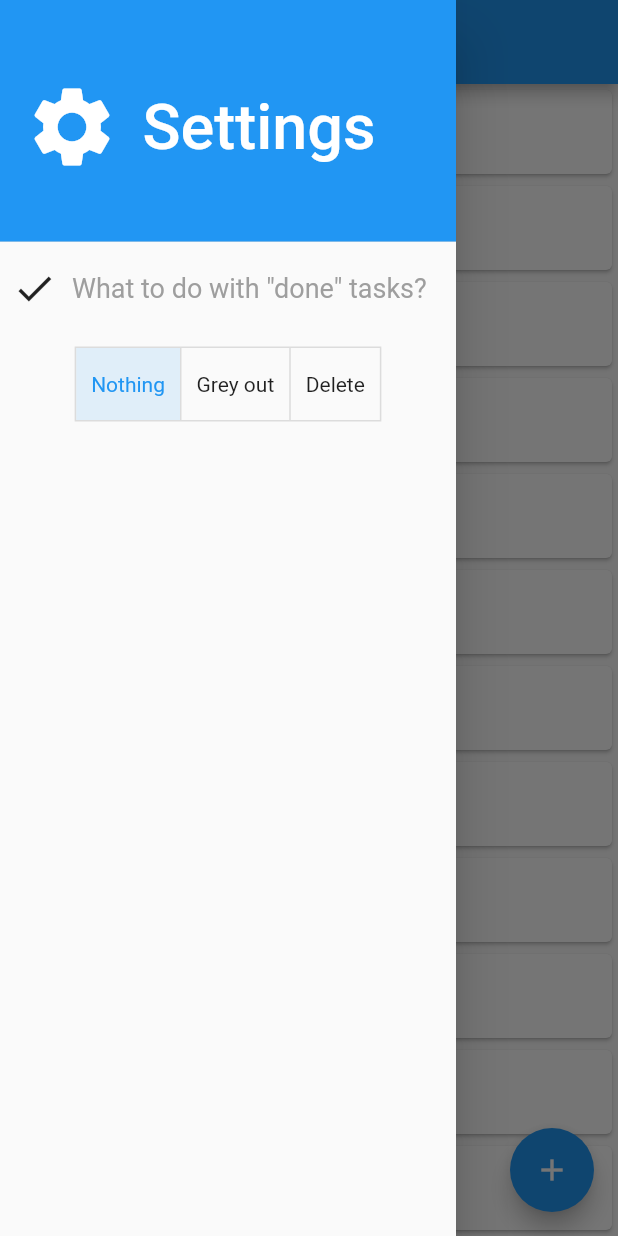
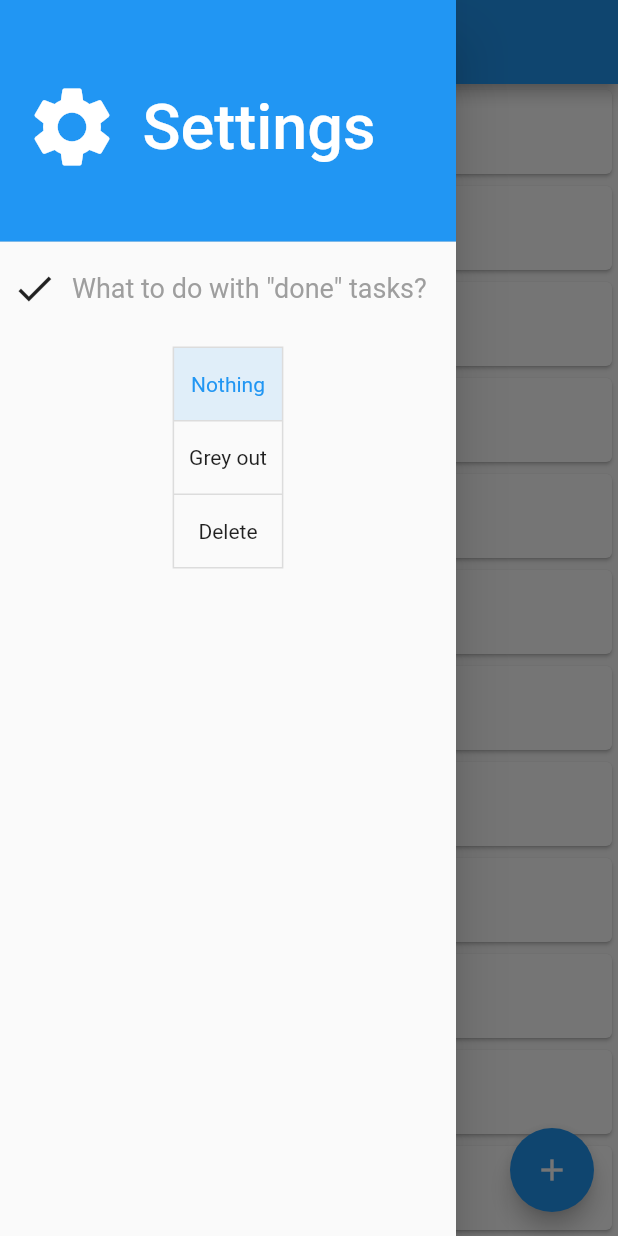
Before and after one commit to Albertogcia/GSDFlutter, a Flutter app: the screen it shows after launch, in the side drawer, after a tap on "Nothing", on a phone screen of 412 x 824 dp. Run offline on Flutter 3.47's test engine with Material 2 defaults, Android fonts, the phone set to English and light mode, and no system bars; our stand-ins replace shared_preferences.

```diff
--- a/lib/settings_drawer.dart
+++ b/lib/settings_drawer.dart
@@ -50,6 +50,7 @@ class _DoneOptionsState extends ObserverState<Settings, DoneOptions> {
               selectedOption == 1,
               selectedOption == 2
             ],
+            direction: Axis.vertical,
             children: const [
               Padding(
                   padding: EdgeInsets.only(left: 10.0, right: 10.0),
@@ -72,11 +73,11 @@ class DoneEmptyOptions extends StatelessWidget {
     return Padding(
       padding: EdgeInsets.only(top: 16.0),
       child: Center(
-        child: ToggleButtons(onPressed: (int index) {}, isSelected: const [
-          false,
-          false,
-          false
-        ], children: const [
+        child: ToggleButtons(
+            onPressed: (int index) {},
+            isSelected: const [false, false, false],
+            direction: Axis.vertical,
+            children: const [
               Padding(
                   padding: EdgeInsets.only(left: 10.0, right: 10.0),
                   child: Text('Nothing')),
```
Lines whose indentation alone changed are shown as unchanged.
